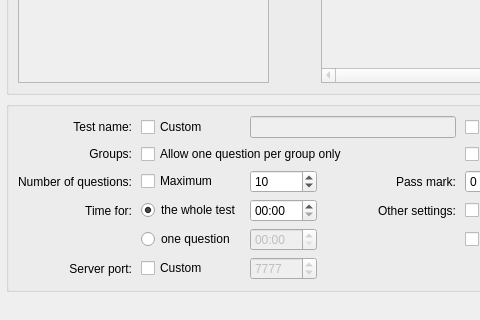
Qt form iTestServer/main_window_v2.ui (DmitryGoldobin/iTest_Qt-4.8) before a commit; both pictures show x 0 to 480 and y 365 to 685 of the 860 by 685 pixel window.
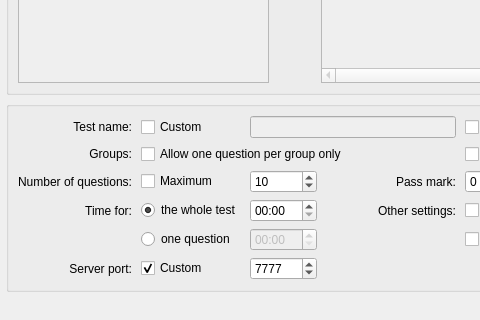
The same form after that commit. The open tabs and pages were chosen to show the change. Icons and pictures are not drawn. Custom widgets are drawn as their Qt base class.

What changed in the file:
```diff
--- a/iTestServer/main_window_v2.ui
+++ b/iTestServer/main_window_v2.ui
@@ -1972,13 +1972,13 @@
              <property name="text">
               <string>Custom</string>
              </property>
+             <property name="checked">
+              <bool>true</bool>
+             </property>
             </widget>
            </item>
            <item row="5" column="2">
             <widget class="QSpinBox" name="TSCustomServerPortSpinBox">
-             <property name="enabled">
-              <bool>false</bool>
-             </property>
              <property name="statusTip">
               <string>Specify a custom server port</string>
              </property>
```
